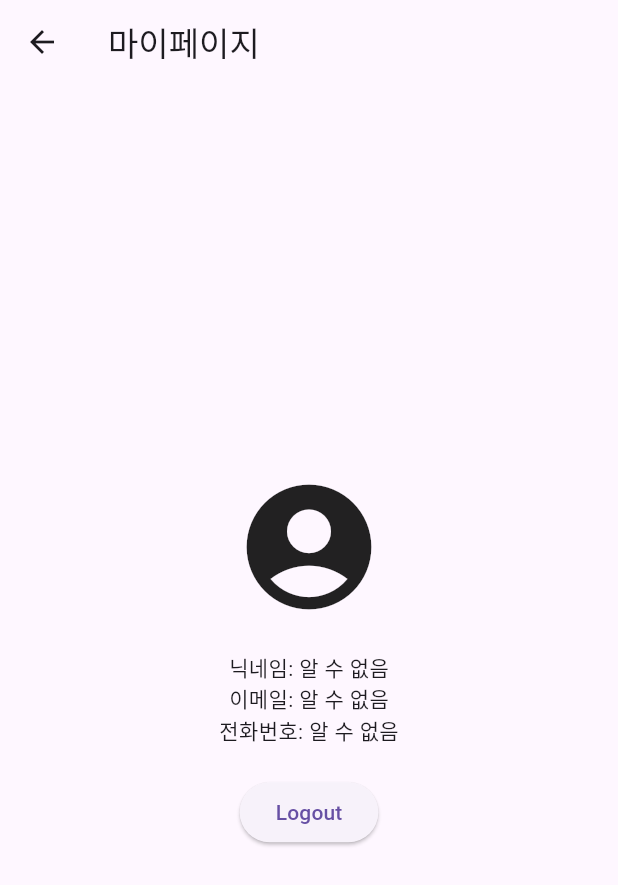
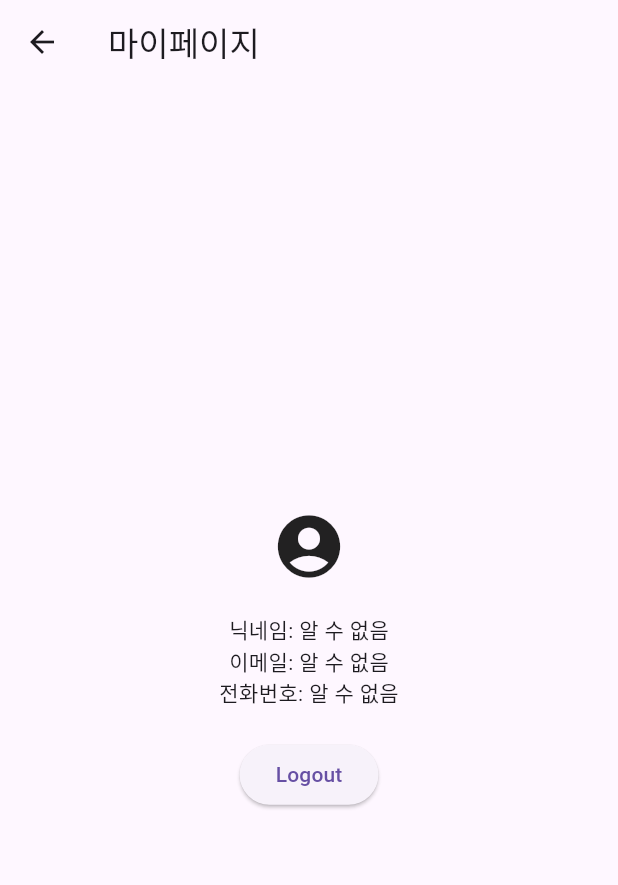
Before and after one commit to kjp0411/GOORM_PROJECT, a Flutter app: the MyPage screen opened directly, on a phone screen of 412 x 824 dp. Shown: the top 885 px of the screen. Run offline on Flutter 3.47's test engine with Material 3 defaults, Android fonts, the phone set to English and light mode, and no system bars; missing offline and left inert: kakao_flutter_sdk_user.

Commit message:
24/09/04 15:51

```diff
--- a/lib/mypage.dart
+++ b/lib/mypage.dart
@@ -20,9 +20,14 @@ class MyPage extends StatelessWidget {
           children: <Widget>[
             // 프로필 이미지가 있을 경우 표시
             if (viewModel.user?.kakaoAccount?.profile?.profileImageUrl != null)
-              Image.network(viewModel.user!.kakaoAccount!.profile!.profileImageUrl!)
+              Image.network(
+                viewModel.user!.kakaoAccount!.profile!.profileImageUrl!,
+                width: 50,  // 이미지의 너비를 50으로 설정
+                height: 50, // 이미지의 높이를 50으로 설정
+                fit: BoxFit.cover, // 이미지를 꽉 채우도록 설정
+              )
             else
-              const Icon(Icons.account_circle, size: 100),
+              const Icon(Icons.account_circle, size: 50), // 아이콘의 크기를 50으로 설정
 
             const SizedBox(height: 20),
 
```
